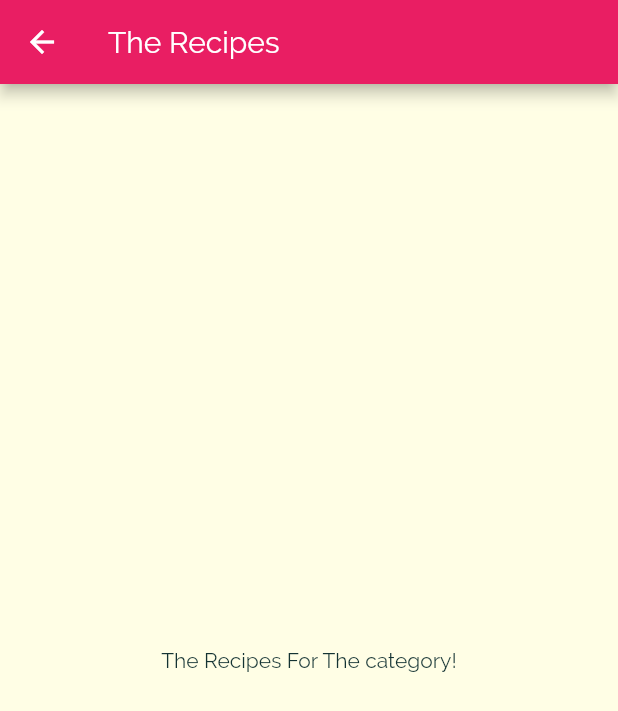
After one commit to Traufvihal/meals, a Flutter app: the screen it shows after launch, after a tap on "Italian", on a phone screen of 412 x 824 dp. The commit adds this screen. Shown: the top 711 px of the screen. Run offline on Flutter 3.47's test engine with Material 2 defaults, Android fonts, the phone set to English and light mode, and no system bars.

Commit message:
Added first page navigation.

```diff
--- a/lib/category_item.dart
+++ b/lib/category_item.dart
@@ -1,4 +1,5 @@
 import 'package:flutter/material.dart';
+import 'package:meals/category_meals_screen.dart';
 
 class CategoryItem extends StatelessWidget {
   final String title;
@@ -6,11 +7,28 @@ class CategoryItem extends StatelessWidget {
 
   CategoryItem(this.title, this.color);
 
+  void selectCategory(BuildContext ctx) {
+    Navigator.of(ctx).push(
+      MaterialPageRoute(
+        builder: (_) {
+          return CategoryMealsScreen();
+        },
+      ),
+    );
+  }
+
   @override
   Widget build(BuildContext context) {
-    return Container(
+    return InkWell(
+      onTap: () => selectCategory(context),
+      splashColor: Theme.of(context).primaryColor,
+      borderRadius: BorderRadius.circular(15),
+      child: Container(
         padding: const EdgeInsets.all(15),
-      child: Text(title, style: Theme.of(context).textTheme.title,),
+        child: Text(
+          title,
+          style: Theme.of(context).textTheme.title,
+        ),
         decoration: BoxDecoration(
           gradient: LinearGradient(
             colors: [
@@ -22,6 +40,7 @@ class CategoryItem extends StatelessWidget {
           ),
           borderRadius: BorderRadius.circular(15),
         ),
+      ),
     );
   }
 }
--- /dev/null
+++ b/lib/category_meals_screen.dart
@@ -0,0 +1,15 @@
+import 'package:flutter/material.dart';
+
+class CategoryMealsScreen extends StatelessWidget {
+  @override
+  Widget build(BuildContext context) {
+    return Scaffold(
+      appBar: AppBar(
+        title: Text('The Recipes'),
+      ),
+      body: Center(
+        child: Text('The Recipes For The category!'),
+      ),
+    );
+  }
+}
```
Lines whose indentation alone changed are shown as unchanged.
